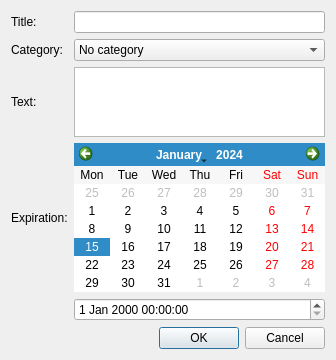
Old version of the form src/ui/scheduledialog.ui in the repository seberm/salarm.
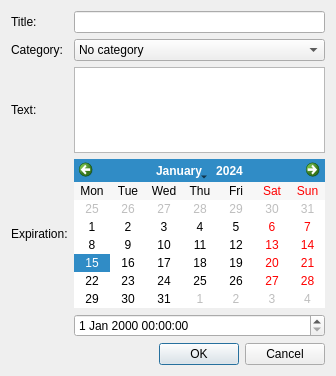
New version of the form.

Commit message: Changed TAB indexes

The edit to the form file:
```diff
--- a/src/ui/scheduledialog.ui
+++ b/src/ui/scheduledialog.ui
@@ -7,7 +7,7 @@
     <x>0</x>
     <y>0</y>
     <width>336</width>
-    <height>350</height>
+    <height>376</height>
    </rect>
   </property>
   <property name="windowTitle">
```
Left out of the diff: 3 changed lines with no effect on the pictures.
